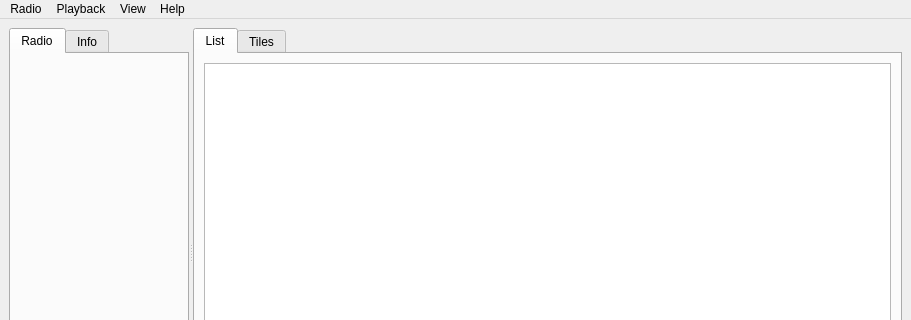
Above: mainwindow.ui from grzesiekkedzior/TuneScape before the change; both pictures show x 0 to 911 and y 0 to 320 of the 911 by 552 pixel window. Below: the same form after it.
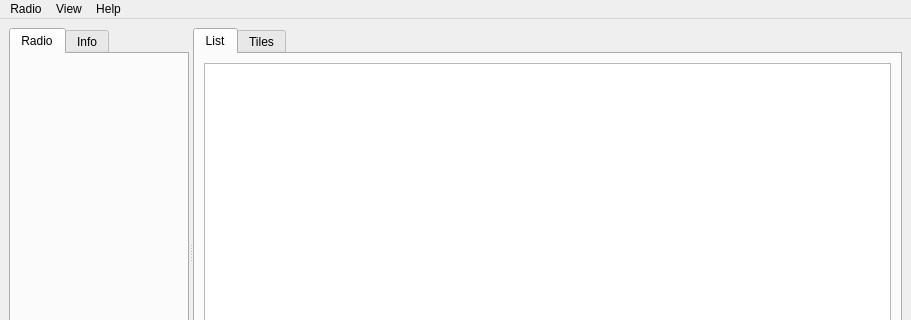
That is the form after the change. Icons and pictures are not drawn.

Commit message: Change menu. Simplier menu.

The edit to the form file:
```diff
--- a/mainwindow.ui
+++ b/mainwindow.ui
@@ -572,6 +572,9 @@
    </layout>
   </widget>
   <widget class="QMenuBar" name="menubar">
+   <property name="enabled">
+    <bool>true</bool>
+   </property>
    <property name="geometry">
     <rect>
      <x>0</x>
@@ -587,20 +590,6 @@
     <addaction name="actionSearch"/>
     <addaction name="actionClose"/>
    </widget>
-   <widget class="QMenu" name="menuView">
-    <property name="title">
-     <string>Playback</string>
-    </property>
-    <addaction name="actionPlay"/>
-    <addaction name="actionPause"/>
-    <addaction name="actionStop"/>
-    <addaction name="actionNext"/>
-    <addaction name="actionPrevious"/>
-    <addaction name="actionVolumePlus"/>
-    <addaction name="actionVolumeMinus"/>
-    <addaction name="actionMute"/>
-    <addaction name="actionRecord"/>
-   </widget>
    <widget class="QMenu" name="menuWindow">
     <property name="title">
      <string>View</string>
@@ -615,7 +604,6 @@
     <addaction name="actionAbout"/>
    </widget>
    <addaction name="menuFile"/>
-   <addaction name="menuView"/>
    <addaction name="menuWindow"/>
    <addaction name="menuHelp"/>
   </widget>
```
Left out of the diff: 92 changed lines with no effect on the pictures.
